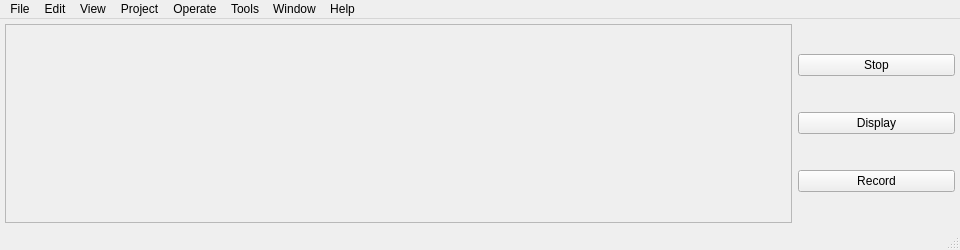
Before: the Qt Designer form UI/mainWindow.ui in nathanielnyema/rataGUI, drawn with Qt 5.
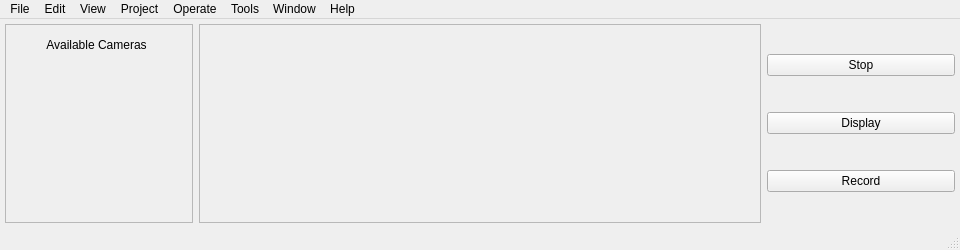
After: the same form once the commit is applied.

Commit message: add device list ui

```diff
--- a/UI/mainWindow.ui
+++ b/UI/mainWindow.ui
@@ -28,7 +28,7 @@
      <number>5</number>
     </property>
     <item row="0" column="0">
-     <layout class="QHBoxLayout" name="horizontalLayout" stretch="5,1">
+     <layout class="QHBoxLayout" name="horizontalLayout" stretch="1,3,1">
       <property name="leftMargin">
        <number>0</number>
       </property>
@@ -45,7 +45,40 @@
           <rect>
            <x>0</x>
            <y>0</y>
-           <width>780</width>
+           <width>184</width>
+           <height>191</height>
+          </rect>
+         </property>
+         <widget class="QLabel" name="label">
+          <property name="geometry">
+           <rect>
+            <x>0</x>
+            <y>10</y>
+            <width>181</width>
+            <height>20</height>
+           </rect>
+          </property>
+          <property name="text">
+           <string>Available Cameras</string>
+          </property>
+          <property name="alignment">
+           <set>Qt::AlignCenter</set>
+          </property>
+         </widget>
+        </widget>
+       </widget>
+      </item>
+      <item>
+       <widget class="QScrollArea" name="scrollArea_2">
+        <property name="widgetResizable">
+         <bool>true</bool>
+        </property>
+        <widget class="QWidget" name="scrollAreaWidgetContents_2">
+         <property name="geometry">
+          <rect>
+           <x>0</x>
+           <y>0</y>
+           <width>554</width>
            <height>191</height>
           </rect>
          </property>
```
The commit also changes 2 other files.
